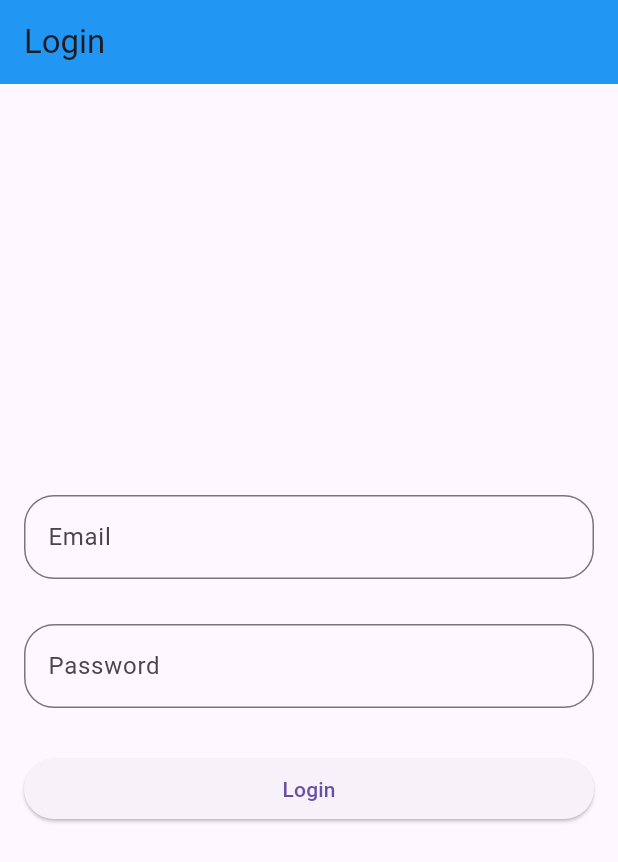
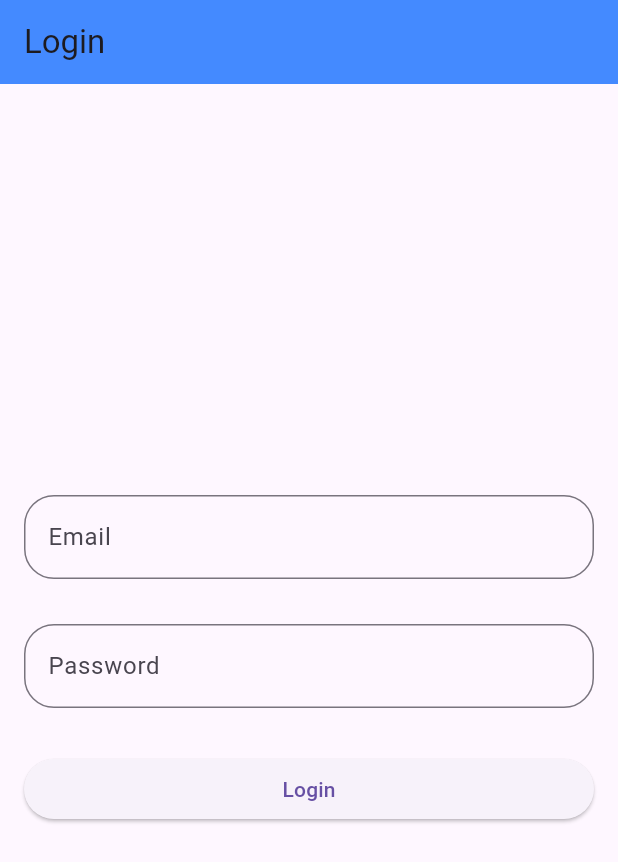
Before and after one commit to Kacueto/proyectomovil, a Flutter app: the screen it shows after launch, on a phone screen of 412 x 824 dp. Shown: the top 862 px of the screen. Run offline on Flutter 3.47's test engine with Material 3 defaults, Android fonts, the phone set to English and light mode, and no system bars; our stand-ins replace get.

Commit message:
colores del navbar

```diff
--- a/lib/Ui/loginscreen.dart
+++ b/lib/Ui/loginscreen.dart
@@ -15,7 +15,7 @@ class LoginScreen extends StatelessWidget {
     return Scaffold(
       appBar: AppBar(
         title: const Text('Login'),
-        backgroundColor: Colors.blue,
+        backgroundColor: Colors.blueAccent,
       ),
       body: Padding(
         padding: const EdgeInsets.all(16.0),
--- a/lib/Ui/pages/pages_us/us.dart
+++ b/lib/Ui/pages/pages_us/us.dart
@@ -26,6 +26,7 @@ class _usState extends State<us> {
     return Scaffold(
       appBar: AppBar(
         title: const Text('us'),
+        backgroundColor: Colors.blueAccent,
       ),
       body: Padding(
         padding: const EdgeInsets.all(16.0),
@@ -72,6 +73,7 @@ class _usState extends State<us> {
                 ElevatedButton(
                   onPressed: () {
                     // Guardar el reporte con la hora actual
+                    FocusScope.of(context).requestFocus(FocusNode());
                     String hora = DateTime.now().toString();
                     String reporteGuardado = '$hora - $reporte - $selectedCliente';
                     print(reporteGuardado);
```
